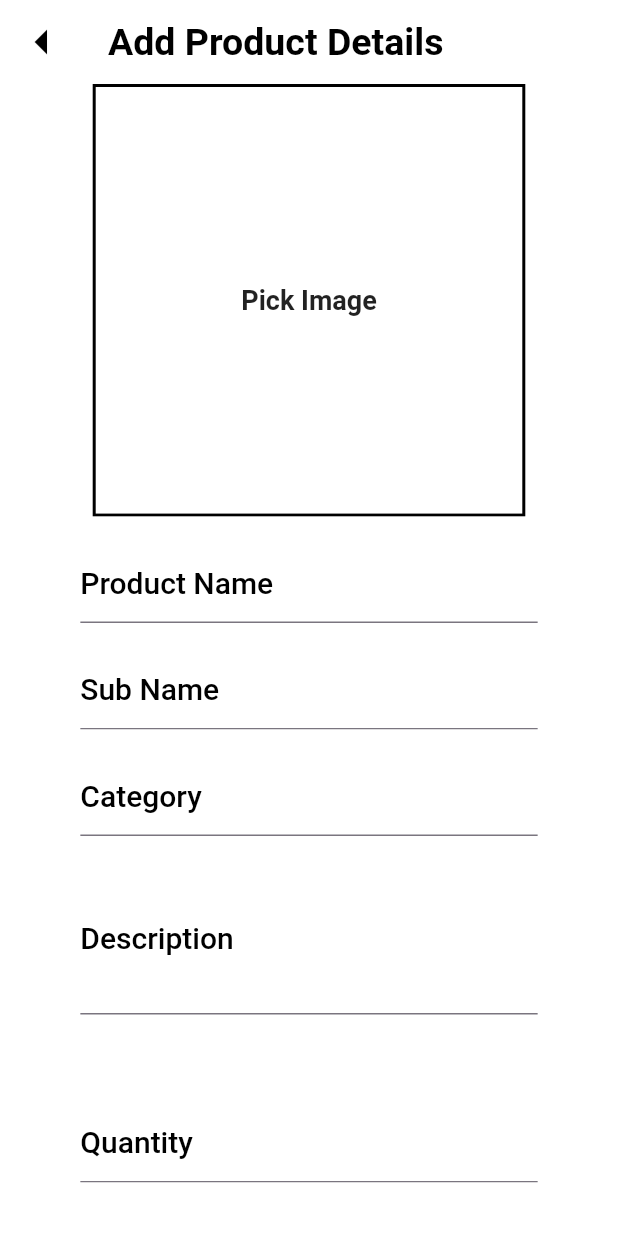
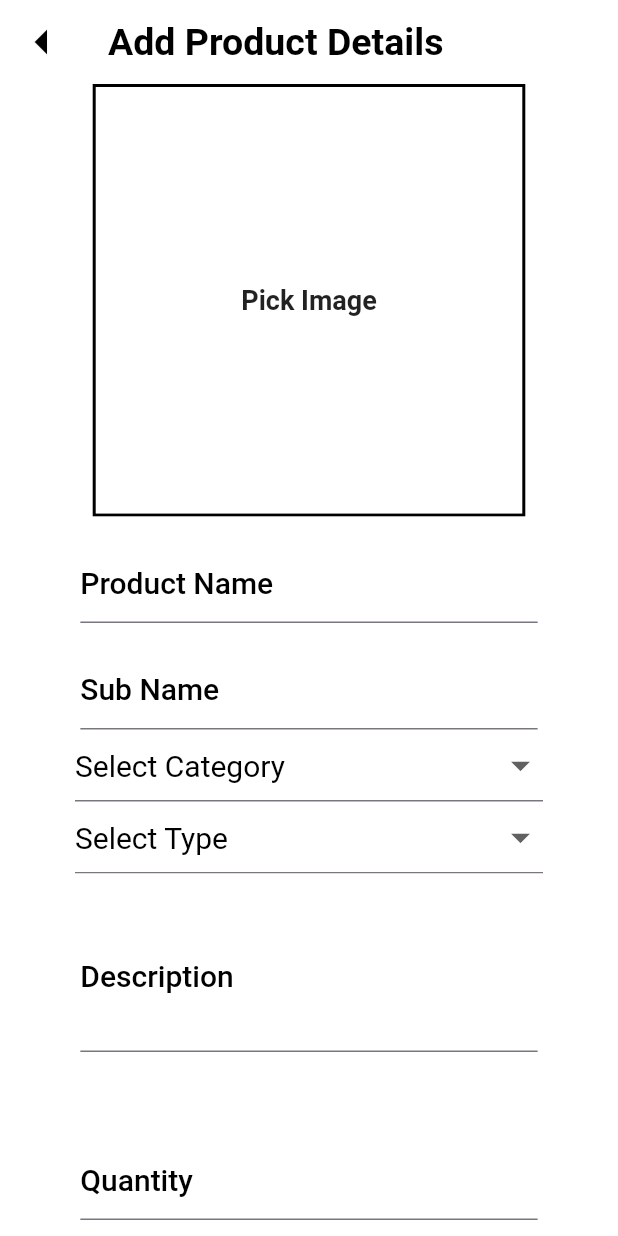
Before and after one commit to SandraAsok/tryambaka_admin, a Flutter app: the AddNewProductScreen screen opened directly, on a phone screen of 412 x 824 dp. Run offline on Flutter 3.47's test engine with Material 2 defaults, Android fonts, the phone set to English and light mode, and no system bars; our stand-ins replace cloud_firestore, email_validator, firebase_auth, firebase_core, firebase_storage, flutter_carousel_widget and 5 more; accounts and stored records are empty; network calls fail.

Commit message:
fixed bugs

```diff
--- a/lib/domain/models/product_model.dart
+++ b/lib/domain/models/product_model.dart
@@ -6,6 +6,7 @@ class Products {
   final String price;
   final String color;
   final String description;
+  final String type;
   final List? imageList;
   final String? id;
 
@@ -17,6 +18,7 @@ class Products {
     required this.price,
     required this.color,
     required this.description,
+    required this.type,
     this.imageList,
     this.id,
   });
--- a/lib/presentation/screens/home/exclusive_screen.dart
+++ b/lib/presentation/screens/home/exclusive_screen.dart
@@ -15,7 +15,8 @@ class ExclusiveScreen extends StatelessWidget {
     final double productheight = (size.height - kToolbarHeight - 24) / 5;
     final double productwidth = size.width / 2;
 
-    return StreamBuilder<QuerySnapshot>(
+    return SingleChildScrollView(
+      child: StreamBuilder<QuerySnapshot>(
         stream: _exclusiveproductstream,
         builder: (context, snapshot) {
           if (snapshot.hasData) {
@@ -52,6 +53,7 @@ class ExclusiveScreen extends StatelessWidget {
             return const ShimmerEffect();
           }
         },
+      ),
     );
   }
 }
--- a/lib/presentation/screens/home/widgets/add_new_product.dart
+++ b/lib/presentation/screens/home/widgets/add_new_product.dart
@@ -26,8 +26,29 @@ class _AddNewProductScreenState extends State<AddNewProductScreen> {
   final TextEditingController descriptionController = TextEditingController();
   final TextEditingController priceController = TextEditingController();
   final TextEditingController colorController = TextEditingController();
-  List<String> categoriesList = ["Men", "Women", "Children", "Others"];
+  List<String> categoriesList = [
+    "Men",
+    "Women",
+    "Boy",
+    "Girl",
+  ];
+  List<String> types = [
+    'shirt',
+    'Double Mund',
+    'Saree',
+    'Half saree',
+    'Churidar',
+    'pattu paavada',
+    'froke',
+    'Baniyan',
+    'Men set',
+    'Woman set',
+    'Boys set',
+    'Girls set',
+  ];
   List<String> imageList = [];
+  String? categoryvalue;
+  String? typevalue;
   @override
   Widget build(BuildContext context) {
     final size = MediaQuery.of(context).size;
@@ -102,10 +123,57 @@ class _AddNewProductScreenState extends State<AddNewProductScreen> {
               fieldName: "Sub Name",
               textController: subnameController,
             ),
-            DetailsTextFieldWidget(
-              size: size,
-              fieldName: "Category",
-              textController: categoryController,
+            Padding(
+              padding: const EdgeInsets.only(left: 50, right: 50),
+              child: DropdownButtonFormField<String>(
+                iconSize: 30,
+                dropdownColor: white,
+                hint: const Text(
+                  "Select Category",
+                  style: TextStyle(color: fontcolor, fontSize: 20),
+                ),
+                value: categoryvalue,
+                items: categoriesList.map((String value) {
+                  return DropdownMenuItem<String>(
+                    value: value,
+                    child: Text(
+                      value,
+                      style: const TextStyle(fontSize: 20, color: fontcolor),
+                    ),
+                  );
+                }).toList(),
+                onChanged: (newValue) {
+                  setState(() {
+                    categoryvalue = newValue;
+                  });
+                },
+              ),
+            ),
+            Padding(
+              padding: const EdgeInsets.only(left: 50, right: 50),
+              child: DropdownButtonFormField<String>(
+                iconSize: 30,
+                dropdownColor: white,
+                hint: const Text(
+                  "Select Type",
+                  style: TextStyle(color: fontcolor, fontSize: 20),
+                ),
+                value: typevalue,
+                items: types.map((String value) {
+                  return DropdownMenuItem<String>(
+                    value: value,
+                    child: Text(
+                      value,
+                      style: const TextStyle(fontSize: 20, color: fontcolor),
+                    ),
+                  );
+                }).toList(),
+                onChanged: (newValue) {
+                  setState(() {
+                    typevalue = newValue;
+                  });
+                },
+              ),
             ),
             DetailsTextFieldWidget(
               size: size,
@@ -140,12 +208,13 @@ class _AddNewProductScreenState extends State<AddNewProductScreen> {
                       Products(
                         productName: productnameController.text.trim(),
                         subName: subnameController.text.trim(),
-                        category: categoryController.text.trim(),
+                        category: categoryvalue.toString(),
                         description: descriptionController.text.trim(),
                         quantity: quantityController.text.trim(),
                         price: priceController.text.trim(),
                         color: colorController.text.trim(),
                         imageList: imageList,
+                        type: typevalue.toString(),
                       ),
                       context);
                 },
--- a/lib/presentation/screens/home/widgets/exclusive_details.dart
+++ b/lib/presentation/screens/home/widgets/exclusive_details.dart
@@ -347,7 +347,7 @@ Future<List> _uploadMoreImage(
   String downloadURL = await ref.getDownloadURL();
   log('File uploaded successfully: $downloadURL');
   imageList.add(downloadURL);
-  addmoreImage(imageList, id);
+  addmoreExclusiveImage(imageList, id);
 
   return imageList;
 }
--- a/lib/presentation/screens/home/widgets/exclusive_tile.dart
+++ b/lib/presentation/screens/home/widgets/exclusive_tile.dart
@@ -3,7 +3,7 @@ import 'package:flutter/material.dart';
 import 'package:tryambaka_admin/data/colors/colors.dart';
 import 'package:tryambaka_admin/data/constants/constants.dart';
 import 'package:tryambaka_admin/data/functions/firebase_functions.dart';
-import 'package:tryambaka_admin/presentation/screens/home/widgets/product_details.dart';
+import 'package:tryambaka_admin/presentation/screens/home/widgets/exclusive_details.dart';
 
 class ExclusiveTile extends StatelessWidget {
   final String id;
@@ -36,7 +36,7 @@ class ExclusiveTile extends StatelessWidget {
       child: GestureDetector(
         onTap: () {
           Navigator.of(context).push(CupertinoPageRoute(
-              builder: (context) => ProductDetails(
+              builder: (context) => ExclusiveDetails(
                     id: id,
                     productName: productName,
                     subName: subName,
@@ -106,7 +106,7 @@ class ExclusiveTile extends StatelessWidget {
                                 },
                               ).then((value) {
                                 if (value != null && value) {
-                                  deleteProduct(id, context);
+                                  deleteExclusiveProduct(id, context);
                                 }
                               });
                             },
--- a/lib/presentation/screens/home/widgets/product_details.dart
+++ b/lib/presentation/screens/home/widgets/product_details.dart
@@ -46,6 +46,7 @@ class _ProductDetailsState extends State<ProductDetails> {
   final TextEditingController quantityController = TextEditingController();
   final TextEditingController priceController = TextEditingController();
   final TextEditingController colorController = TextEditingController();
+  final TextEditingController typecontroller = TextEditingController();
 
   List imageList = [];
 
@@ -182,6 +183,13 @@ class _ProductDetailsState extends State<ProductDetails> {
                       ),
                       DetailsTextFieldWidget(
                         size: size,
+                        fieldName: "Type",
+                        textController: typecontroller,
+                        textString: widget.category,
+                        enableTextField: !editOrUpdate,
+                      ),
+                      DetailsTextFieldWidget(
+                        size: size,
                         fieldName: "Quantity",
                         enableTextField: !editOrUpdate,
                         textString: widget.quantity,
@@ -239,6 +247,7 @@ class _ProductDetailsState extends State<ProductDetails> {
                               color: colorController.text,
                               description: descriptionController.text,
                               imageList: imageList,
+                              type: typecontroller.text,
                             ),
                             id: widget.id,
                             context: context,
--- a/lib/presentation/screens/search/widgets/custom_search.dart
+++ b/lib/presentation/screens/search/widgets/custom_search.dart
@@ -1,5 +1,4 @@
 import 'package:flutter/cupertino.dart';
-import 'package:flutter/material.dart';
 import 'package:tryambaka_admin/data/colors/colors.dart';
 
 class CustomSearchWidget extends StatelessWidget {
@@ -24,7 +23,7 @@ class CustomSearchWidget extends StatelessWidget {
       ),
       style: const TextStyle(color: black),
       onChanged: onChanged,
-      placeholder: 'Search Job Title',
+      placeholder: 'Search Product Name',
     );
   }
 }
```
Also changed, not shown: lib/data/functions/firebase_functions.dart (+42 -0 lines), lib/presentation/screens/home/home_screen.dart (+41 -2 lines), lib/presentation/screens/search/exclusive_search_screen.dart (added, +96 -0 lines). Lines whose indentation alone changed are shown as unchanged.
